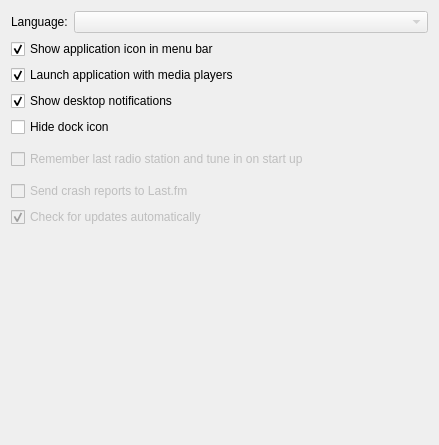
First picture: the form in app/client/Settings/GeneralSettingsWidget.ui, repository mutecypher/lastfm-desktop, before the edit.
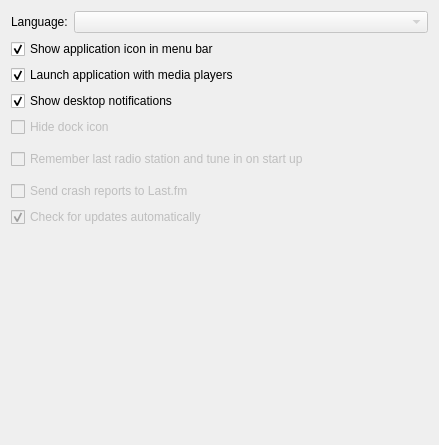
Second picture: the form after the edit.

Commit message: Disable the hide in dock option as it doesn't work correctly yet.

Patch:
```diff
--- a/app/client/Settings/GeneralSettingsWidget.ui
+++ b/app/client/Settings/GeneralSettingsWidget.ui
@@ -70,6 +70,9 @@
    </item>
    <item>
     <widget class="QCheckBox" name="hideDock">
+     <property name="enabled">
+      <bool>false</bool>
+     </property>
      <property name="text">
       <string>Hide dock icon</string>
      </property>
```
